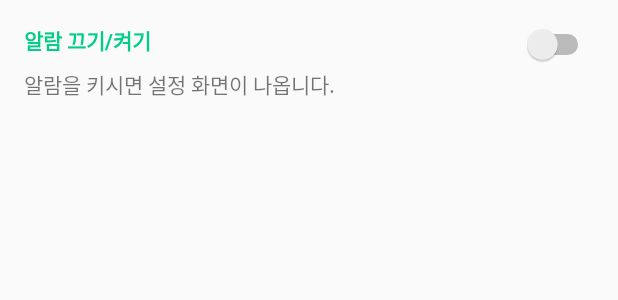
After one commit to rxstudyteam/colloc, an Android app: the layout alarm_turn_on_off.xml on its own in the app's theme, with its tools: preview values and no code run, on a phone screen of 412 x 824 dp. The commit adds this screen. Shown: the top 300 px of the screen. Run offline under Robolectric (Android 15) with nearby library versions, the phone set to English and light mode, and no system bars.

Commit message:
알람끄기/ 켜기 UI

```diff
--- /dev/null
+++ b/app/src/main/res/layout/alarm_turn_on_off.xml
@@ -0,0 +1,35 @@
+<?xml version="1.0" encoding="utf-8"?>
+<android.support.constraint.ConstraintLayout xmlns:android="http://schemas.android.com/apk/res/android"
+    android:layout_width="match_parent"
+    android:layout_height="100dp"
+    xmlns:tools="http://schemas.android.com/tools"
+    xmlns:app="http://schemas.android.com/apk/res-auto"
+    android:padding="16dp">
+
+    <TextView
+        android:id="@+id/tvAlarmSettingTitle"
+        android:layout_width="wrap_content"
+        android:layout_height="wrap_content"
+        android:text="알람 끄기/켜기"
+        android:textStyle="bold"
+        android:textColor="#00CE86"
+        tools:text="알람 끄기/켜기" />
+
+    <TextView
+        android:id="@+id/tvAlarmSettingSubTitle"
+        android:layout_width="wrap_content"
+        android:layout_height="wrap_content"
+        app:layout_constraintTop_toBottomOf="@+id/tvAlarmSettingTitle"
+        android:layout_marginTop="8dp"
+        android:text="알람을 키시면 설정 화면이 나옵니다."
+        tools:text="알람을 키시면 설정 화면이 나옵니다." />
+
+    <Switch
+        android:id="@+id/tbAlarmSettingSwitch"
+        android:layout_width="wrap_content"
+        android:layout_height="wrap_content"
+        app:layout_constraintRight_toRightOf="parent"
+        style="@style/AlarmSettingSwitch" />
+
+
+</android.support.constraint.ConstraintLayout>
--- a/app/src/main/res/values/styles.xml
+++ b/app/src/main/res/values/styles.xml
@@ -8,4 +8,10 @@
         <item name="colorAccent">@color/colorAccent</item>
     </style>
 
+    <style name="AlarmSettingSwitch" parent="Theme.AppCompat.Light">
+        <item name="colorControlActivated">#00CE86</item>
+        <item name="colorSwitchThumbNormal">#f1f1f1</item>
+        <item name="android:colorForeground">#42221f1f</item>
+    </style>
+
 </resources>
```
Also changed, not shown: app/src/main/java/com/karrel/colloc/alarm/AlarmSettingActivity.kt (+16 -0 lines), app/src/main/java/com/karrel/colloc/alarm/AlarmSettingLinearView.kt (added, +17 -0 lines), app/src/main/java/com/karrel/colloc/alarm/AlarmTurnOnOffView.kt (added, +16 -0 lines), app/src/main/res/layout/activity_alarm_setting.xml (+23 -0 lines).
